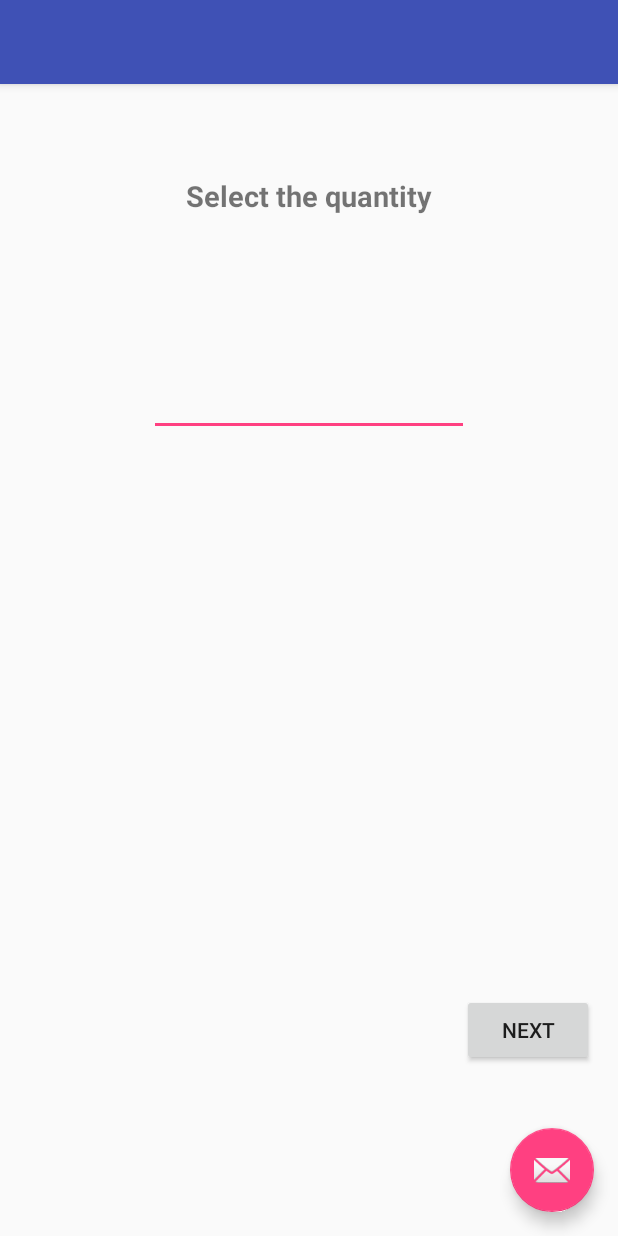
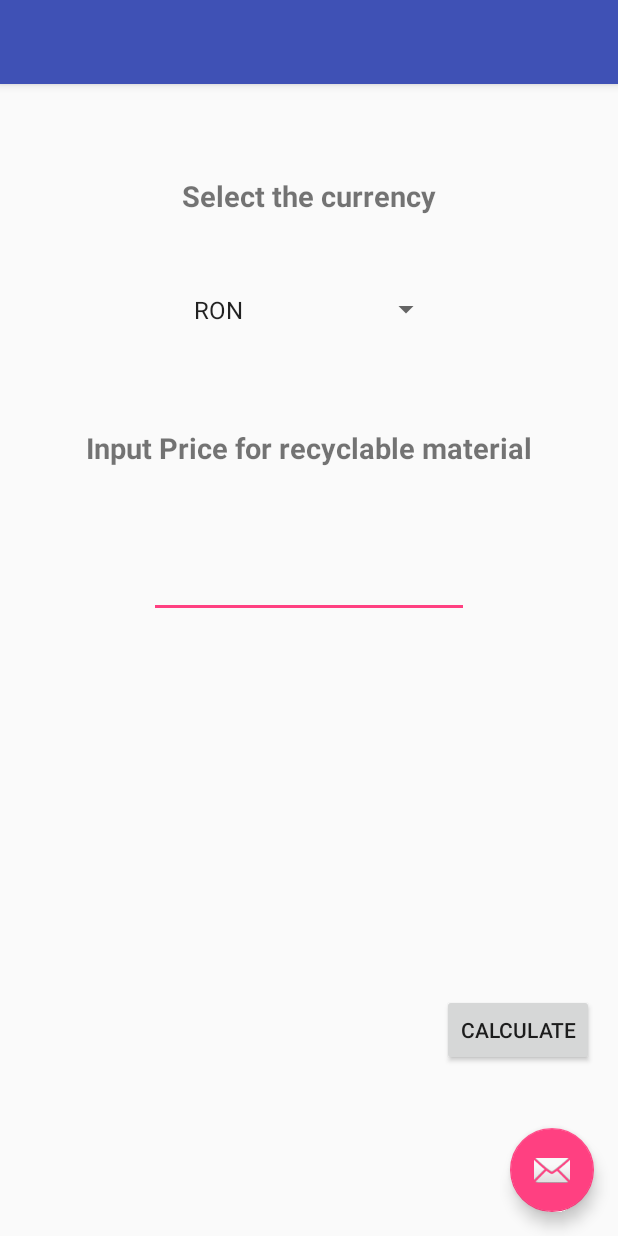
Before and after one commit to SorinaAvram/Recycle4Money, an Android app: the screen it shows after launch (QuantityActivity before the commit, Currency_selector after it), after a tap on "NEXT", on a phone screen of 412 x 824 dp. Run offline under Robolectric (Android 15) with nearby library versions, the phone set to English and light mode, and no system bars; 1 statement that could not run was skipped.

Commit message:
New activities added

```diff
--- a/app/src/main/AndroidManifest.xml
+++ b/app/src/main/AndroidManifest.xml
@@ -25,6 +25,10 @@
         <activity
             android:name=".Currency_selector"
             android:label="@string/title_activity_currency_selector"
+            android:theme="@style/AppTheme.NoActionBar" />
+        <activity
+            android:name=".Calculate"
+            android:label="@string/title_activity_calculate"
             android:theme="@style/AppTheme.NoActionBar"></activity>
     </application>
 
--- a/app/src/main/java/com/avram/sorina/recycle4money/Currency_selector.java
+++ b/app/src/main/java/com/avram/sorina/recycle4money/Currency_selector.java
@@ -1,29 +1,40 @@
 package com.avram.sorina.recycle4money;
 
+import android.app.Activity;
+import android.content.Intent;
 import android.os.Bundle;
-import android.support.design.widget.FloatingActionButton;
-import android.support.design.widget.Snackbar;
-import android.support.v7.app.AppCompatActivity;
-import android.support.v7.widget.Toolbar;
 import android.view.View;
+import android.widget.AdapterView;
+import android.widget.ArrayAdapter;
+import android.widget.Spinner;
+import android.widget.TextView;
+import android.widget.Toast;
 
-public class Currency_selector extends AppCompatActivity {
+public class Currency_selector extends Activity implements AdapterView.OnItemSelectedListener {
+
+    Spinner spinner;
 
     @Override
     protected void onCreate(Bundle savedInstanceState) {
         super.onCreate(savedInstanceState);
         setContentView(R.layout.activity_currency_selector);
-        Toolbar toolbar = (Toolbar) findViewById(R.id.toolbar);
-        setSupportActionBar(toolbar);
 
-        FloatingActionButton fab = (FloatingActionButton) findViewById(R.id.fab);
-        fab.setOnClickListener(new View.OnClickListener() {
-            @Override
-            public void onClick(View view) {
-                Snackbar.make(view, "Replace with your own action", Snackbar.LENGTH_LONG)
-                        .setAction("Action", null).show();
-            }
-        });
+
+        spinner = (Spinner) findViewById(R.id.spinner);
+        ArrayAdapter adapter = ArrayAdapter.createFromResource(this, R.array.currency_selector, android.R.layout.simple_spinner_item);
+        spinner.setAdapter(adapter);
+        spinner.setOnItemSelectedListener(this);
     }
 
+    Intent startNewActivity = new Intent(this, Calculate.class);
+
+    public void onItemSelected(AdapterView<?> parent, View view, int position, long id) {
+        TextView myText = (TextView) view;
+        Toast.makeText(this, "You Selected " + myText.getText(), Toast.LENGTH_SHORT).show();
+    }
+
+    @Override
+    public void onNothingSelected(AdapterView<?> parent) {
+
+    }
 }
--- a/app/src/main/java/com/avram/sorina/recycle4money/MainActivity.java
+++ b/app/src/main/java/com/avram/sorina/recycle4money/MainActivity.java
@@ -17,33 +17,41 @@ import android.widget.TextView;
 import android.widget.Toast;
 
 
-
 public class MainActivity extends Activity implements AdapterView.OnItemSelectedListener{
 Spinner spinner;
 
 
        @Override
     protected void onCreate(Bundle savedInstanceState) {
-           super.onCreate(savedInstanceState);
-           setContentView(R.layout.content_main);
+        super.onCreate(savedInstanceState);
+        setContentView(R.layout.content_main);
 
-           spinner= (Spinner)findViewById(R.id.spinner);
-           ArrayAdapter adapter= ArrayAdapter.createFromResource(this, R.array.recyclable_materials, android.R.layout.simple_spinner_item);
+        spinner= (Spinner)findViewById(R.id.spinner);
+        ArrayAdapter adapter= ArrayAdapter.createFromResource(this, R.array.recyclable_materials, android.R.layout.simple_spinner_item);
            spinner.setAdapter(adapter);
+           spinner.getSelectedItem().toString();
            spinner.setOnItemSelectedListener(this);
        }
 
     public void NextMessage(View view) {
-        Intent startNewActivity = new Intent(this,QuantityActivity.class);
-        startActivity(startNewActivity);
+
+
     }
 
 
 
     @Override
-    public void onItemSelected(AdapterView<?> parent, View view, int position, long id) {
+
+   public void onItemSelected(AdapterView<?> parent, View view, int position, long id)  {
+        String item=spinner.getSelectedItem().toString();
+        Intent startNewActivity = new Intent(this,QuantityActivity.class);
+        startNewActivity.putExtra("item", item);
+        startActivity(startNewActivity);
+
             TextView myText= (TextView) view;
             Toast.makeText(this,"You Selected "+myText.getText(),Toast.LENGTH_SHORT).show();
+
+
     }
 
     @Override
--- a/app/src/main/res/layout/content_currency_selector.xml
+++ b/app/src/main/res/layout/content_currency_selector.xml
@@ -12,4 +12,65 @@
     tools:context="com.avram.sorina.recycle4money.Currency_selector"
     tools:showIn="@layout/activity_currency_selector">
 
+
+    <TextView
+        android:layout_width="wrap_content"
+        android:layout_height="wrap_content"
+        android:text="Select the currency"
+        android:textSize="19sp"
+        android:textStyle="bold"
+        android:layout_alignParentTop="true"
+        android:layout_centerHorizontal="true"
+        android:layout_marginTop="45dp"
+        android:id="@+id/textView4" />
+
+    <EditText
+        android:layout_width="wrap_content"
+        android:layout_height="wrap_content"
+        android:inputType="number"
+        android:ems="10"
+        android:id="@+id/editText4"
+        android:layout_below="@+id/textView3"
+        android:layout_centerHorizontal="true"
+        android:layout_marginTop="55dp" />
+
+
+    <Button
+        android:id="@+id/CalculateButton"
+        android:layout_width="wrap_content"
+        android:layout_height="wrap_content"
+        android:text="@string/button_calculate"
+        android:onClick="CalculateMessage"
+        android:layout_marginBottom="97dp"
+        android:layout_alignParentBottom="true"
+        android:layout_alignParentRight="true"
+        android:layout_alignParentEnd="true" />
+
+    <Spinner
+        android:id="@+id/spinner"
+        android:layout_width="wrap_content"
+        android:layout_gravity="center"
+        android:layout_height="35dp"
+        android:layout_marginTop="45dp"
+        android:layout_below="@+id/textView4"
+        android:layout_toLeftOf="@+id/CalculateButton"
+        android:layout_alignLeft="@+id/textView4"
+        android:layout_alignStart="@+id/textView4">
+    </Spinner>
+
+
+    <TextView
+        android:layout_width="wrap_content"
+        android:layout_height="wrap_content"
+        android:text="Input Price for recyclable material"
+        android:textSize="19sp"
+        android:textStyle="bold"
+        android:layout_marginTop="61dp"
+        android:id="@+id/textView3"
+        android:layout_below="@+id/spinner"
+        android:layout_centerHorizontal="true" />
+
+
+
+
 </RelativeLayout>
--- a/app/src/main/res/layout/content_quantity.xml
+++ b/app/src/main/res/layout/content_quantity.xml
@@ -11,6 +11,8 @@
     app:layout_behavior="@string/appbar_scrolling_view_behavior"
     tools:context=".MainActivity"
     tools:showIn="@layout/activity_quantity">
+
+
 
     <TextView
         android:layout_width="wrap_content"
--- a/app/src/main/res/values/strings.xml
+++ b/app/src/main/res/values/strings.xml
@@ -3,6 +3,8 @@
     <string name="action_settings">Settings</string>
     <string name="button_next"> Next </string>
     <string name="button_next1"> Next </string>
+    <string name="button_next2"> Next </string>
+    <string name="button_calculate"> Calculate </string>
     <string-array name="recyclable_materials">
         <item> Paper </item>
         <item> Plastic </item>
@@ -10,7 +12,13 @@
         <item> Glass </item>
         <item> Batteries </item>
     </string-array>
+    <string-array name="currency_selector">
+        <item> RON </item>
+        <item> USD </item>
+        <item> EUR </item>
+    </string-array>
     <string name="title_activity_quantity">QuantityActivity</string>
     <string name="title_activity_currency_selector">Currency_selector</string>
+    <string name="title_activity_calculate">Calculate</string>
 
 </resources>
```
Also changed, not shown: app/src/main/java/com/avram/sorina/recycle4money/Calculate.java (added, +29 -0 lines), app/src/main/res/layout/activity_calculate.xml (added, +34 -0 lines), app/src/main/res/layout/content_calculate.xml (added, +15 -0 lines).
